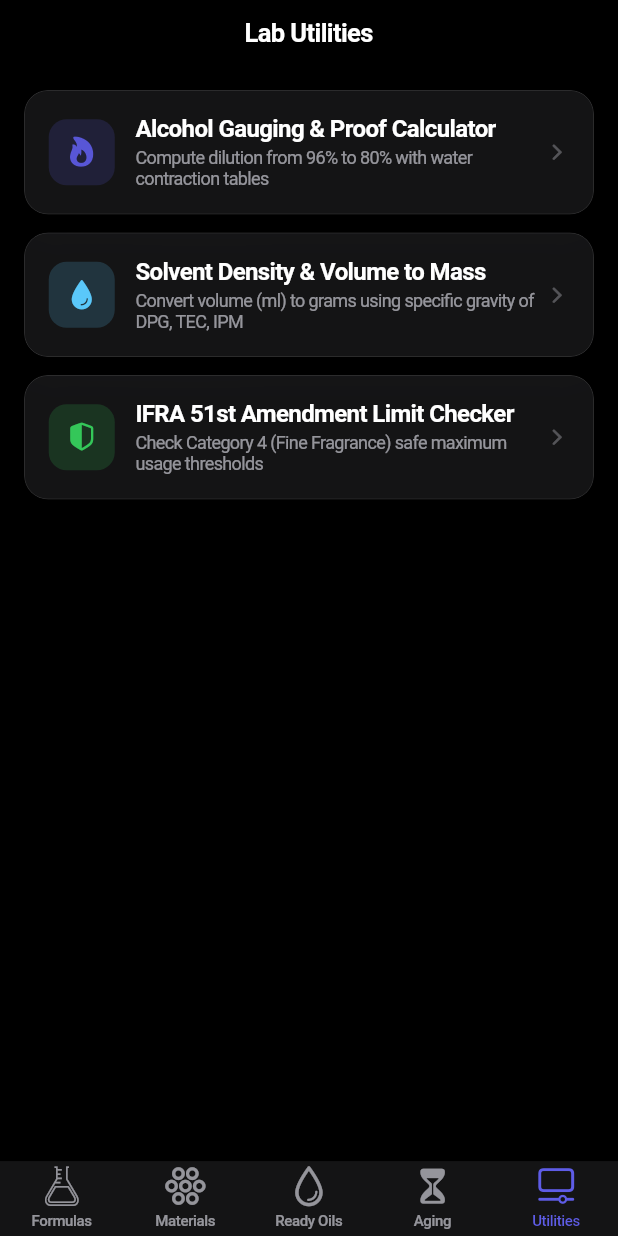
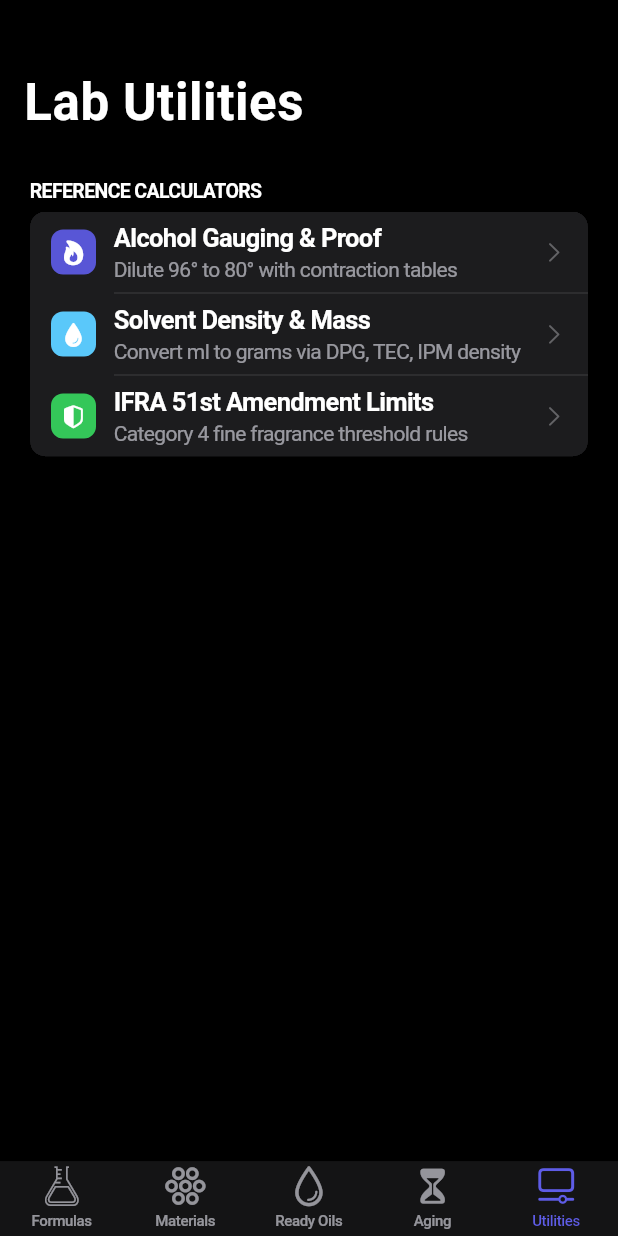
Before and after one commit to mohamedsayed1532/perfumer-lab, a Flutter app: the screen it shows after launch, item 5 of the bottom bar chosen, on a phone screen of 412 x 824 dp. Run offline on Flutter 3.47's test engine with Material 3 defaults, Android fonts, the phone set to English and light mode, and no system bars; our stand-ins replace cupertino_ui, drift, drift_flutter, flutter_riverpod; accounts and stored records are empty; generated files the repository leaves out were written again.

Commit message:
style: apply Apple HIG Large Titles, SlidingSegmentedControls, and Inset Grouped lists

```diff
--- a/lib/features/utilities/presentation/lab_utilities_screen.dart
+++ b/lib/features/utilities/presentation/lab_utilities_screen.dart
@@ -1,7 +1,5 @@
-import 'package:cupertino_ui/cupertino_ui.dart';
+import 'package:flutter/cupertino.dart';
 import 'package:perfumery_lab/core/theme/app_colors.dart';
-import 'package:perfumery_lab/core/theme/app_typography.dart';
-import 'package:perfumery_lab/core/theme/liquid_glass.dart';
 
 class LabUtilitiesScreen extends StatelessWidget {
   const LabUtilitiesScreen({super.key});
@@ -10,91 +8,116 @@ class LabUtilitiesScreen extends StatelessWidget {
   Widget build(BuildContext context) {
     return CupertinoPageScaffold(
       backgroundColor: AppColors.systemGroupedBackground.resolveFrom(context),
-      navigationBar: CupertinoNavigationBar(
-        middle: Text('Lab Utilities', style: AppTypography.headline(context)),
+      child: CustomScrollView(
+        slivers: [
+          const CupertinoSliverNavigationBar(
+            largeTitle: Text('Lab Utilities'),
           ),
-      child: SafeArea(
-        child: ListView(
-          padding: const EdgeInsets.all(16),
+          SliverToBoxAdapter(
+            child: Padding(
+              padding: const EdgeInsets.only(top: 8),
+              child: CupertinoListSection.insetGrouped(
+                header: const Text(
+                  'REFERENCE CALCULATORS',
+                  style: TextStyle(fontSize: 13, fontWeight: FontWeight.w600),
+                ),
+                backgroundColor: CupertinoColors.transparent,
                 children: [
-            _buildUtilityTile(
-              context,
-              title: 'Alcohol Gauging & Proof Calculator',
-              subtitle: 'Compute dilution from 96% to 80% with water contraction tables',
-              icon: CupertinoIcons.flame_fill,
+                  CupertinoListTile.notched(
+                    leading: Container(
+                      width: 32,
+                      height: 32,
+                      decoration: BoxDecoration(
                         color: CupertinoColors.systemIndigo,
+                        borderRadius: BorderRadius.circular(8),
                       ),
-            const SizedBox(height: 12),
-            _buildUtilityTile(
-              context,
-              title: 'Solvent Density & Volume to Mass',
-              subtitle: 'Convert volume (ml) to grams using specific gravity of DPG, TEC, IPM',
-              icon: CupertinoIcons.drop_fill,
+                      child: const Icon(
+                        CupertinoIcons.flame_fill,
+                        color: CupertinoColors.white,
+                        size: 18,
+                      ),
+                    ),
+                    title: const Text(
+                      'Alcohol Gauging & Proof',
+                      style: TextStyle(fontWeight: FontWeight.w600),
+                    ),
+                    subtitle: const Text('Dilute 96° to 80° with contraction tables'),
+                    trailing: const CupertinoListTileChevron(),
+                    onTap: () {
+                      _showToolAlert(context, 'Alcohol Gauging Calculator');
+                    },
+                  ),
+                  CupertinoListTile.notched(
+                    leading: Container(
+                      width: 32,
+                      height: 32,
+                      decoration: BoxDecoration(
                         color: CupertinoColors.systemTeal,
+                        borderRadius: BorderRadius.circular(8),
                       ),
-            const SizedBox(height: 12),
-            _buildUtilityTile(
-              context,
-              title: 'IFRA 51st Amendment Limit Checker',
-              subtitle: 'Check Category 4 (Fine Fragrance) safe maximum usage thresholds',
-              icon: CupertinoIcons.shield_lefthalf_fill,
+                      child: const Icon(
+                        CupertinoIcons.drop_fill,
+                        color: CupertinoColors.white,
+                        size: 18,
+                      ),
+                    ),
+                    title: const Text(
+                      'Solvent Density & Mass',
+                      style: TextStyle(fontWeight: FontWeight.w600),
+                    ),
+                    subtitle: const Text('Convert ml to grams via DPG, TEC, IPM density'),
+                    trailing: const CupertinoListTileChevron(),
+                    onTap: () {
+                      _showToolAlert(context, 'Solvent Mass Converter');
+                    },
+                  ),
+                  CupertinoListTile.notched(
+                    leading: Container(
+                      width: 32,
+                      height: 32,
+                      decoration: BoxDecoration(
                         color: CupertinoColors.systemGreen,
+                        borderRadius: BorderRadius.circular(8),
+                      ),
+                      child: const Icon(
+                        CupertinoIcons.shield_lefthalf_fill,
+                        color: CupertinoColors.white,
+                        size: 18,
+                      ),
+                    ),
+                    title: const Text(
+                      'IFRA 51st Amendment Limits',
+                      style: TextStyle(fontWeight: FontWeight.w600),
+                    ),
+                    subtitle: const Text('Category 4 fine fragrance threshold rules'),
+                    trailing: const CupertinoListTileChevron(),
+                    onTap: () {
+                      _showToolAlert(context, 'IFRA Conformity Checker');
+                    },
                   ),
                 ],
               ),
             ),
+          ),
+          const SliverToBoxAdapter(child: SizedBox(height: 40)),
+        ],
+      ),
     );
   }
 
-  Widget _buildUtilityTile(
-    BuildContext context, {
-    required String title,
-    required String subtitle,
-    required IconData icon,
-    required Color color,
-  }) {
-    return LiquidGlass(
-      padding: const EdgeInsets.all(16),
-      borderRadius: BorderRadius.circular(16),
-      child: Row(
-        children: [
-          Container(
-            width: 44,
-            height: 44,
-            decoration: BoxDecoration(
-              color: color.withValues(alpha: 0.18),
-              borderRadius: BorderRadius.circular(12),
+  void _showToolAlert(BuildContext context, String toolName) {
+    showCupertinoDialog(
+      context: context,
+      builder: (ctx) => CupertinoAlertDialog(
+        title: Text(toolName),
+        content: const Padding(
+          padding: EdgeInsets.only(top: 8),
+          child: Text('Interactive reference calculator module ready.'),
         ),
-            child: Icon(icon, size: 22, color: color),
-          ),
-          const SizedBox(width: 14),
-          Expanded(
-            child: Column(
-              crossAxisAlignment: CrossAxisAlignment.start,
-              children: [
-                Text(
-                  title,
-                  style: TextStyle(
-                    fontSize: 16,
-                    fontWeight: FontWeight.w600,
-                    color: AppColors.label.resolveFrom(context),
-                  ),
-                ),
-                const SizedBox(height: 3),
-                Text(
-                  subtitle,
-                  style: TextStyle(
-                    fontSize: 12,
-                    color: AppColors.secondaryLabel.resolveFrom(context),
-                  ),
-                ),
-              ],
-            ),
-          ),
-          Icon(
-            CupertinoIcons.chevron_forward,
-            size: 16,
-            color: AppColors.tertiaryLabel.resolveFrom(context),
+        actions: [
+          CupertinoDialogAction(
+            child: const Text('OK'),
+            onPressed: () => Navigator.pop(ctx),
           ),
         ],
       ),
```
Also changed, not shown: lib/features/aging/presentation/aging_dashboard_screen.dart (+66 -44 lines), lib/features/formulas/presentation/formulas_list_screen.dart (+34 -16 lines), lib/features/materials/presentation/materials_list_screen.dart (+92 -65 lines), lib/features/ready_oils/presentation/ready_oils_screen.dart (+46 -23 lines), 1 other file. Lines whose indentation alone changed are shown as unchanged.
